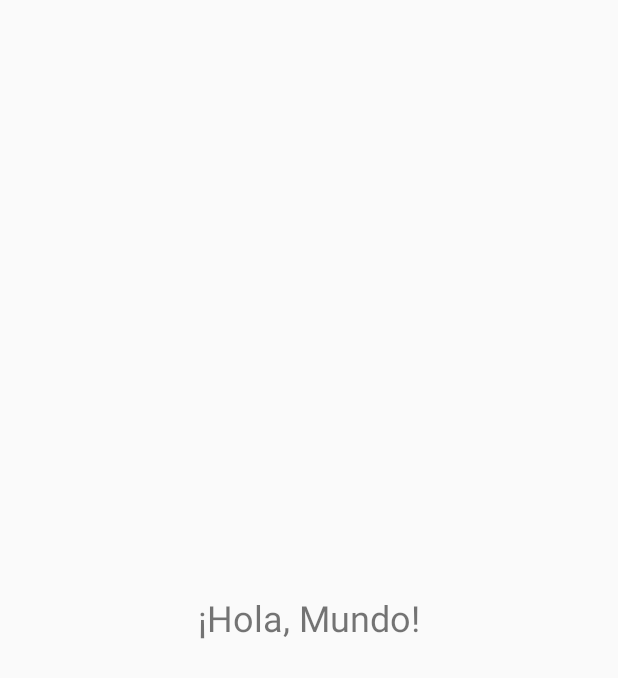
After one commit to JuanRestrepoP/Practica, an Android app built with Jetpack Compose: the layout activity_main.xml on its own in the app's theme, with its tools: preview values and no code run, on a phone screen of 412 x 824 dp. The commit adds this screen. Shown: the top 678 px of the screen. Run offline under Robolectric (Android 15) with nearby library versions, the phone set to English and light mode, and no system bars.

Commit message:
My second commit

```diff
--- /dev/null
+++ b/app/src/main/res/layout/activity_main.xml
@@ -0,0 +1,14 @@
+<?xml version="1.0" encoding="utf-8"?>
+<RelativeLayout xmlns:android="http://schemas.android.com/apk/res/android"
+    android:layout_width="match_parent"
+    android:layout_height="match_parent">
+
+    <TextView
+        android:id="@+id/textView"
+        android:layout_width="wrap_content"
+        android:layout_height="wrap_content"
+        android:text="¡Hola, Mundo!"
+        android:textSize="24sp"
+        android:layout_centerInParent="true" />
+
+</RelativeLayout>
```
Also changed, not shown: app/src/main/java/com/example/myapplication/HelloKotlin.kt (+37 -11 lines), app/src/main/java/com/example/myapplication/MainActivity.kt (+7 -1 lines).
